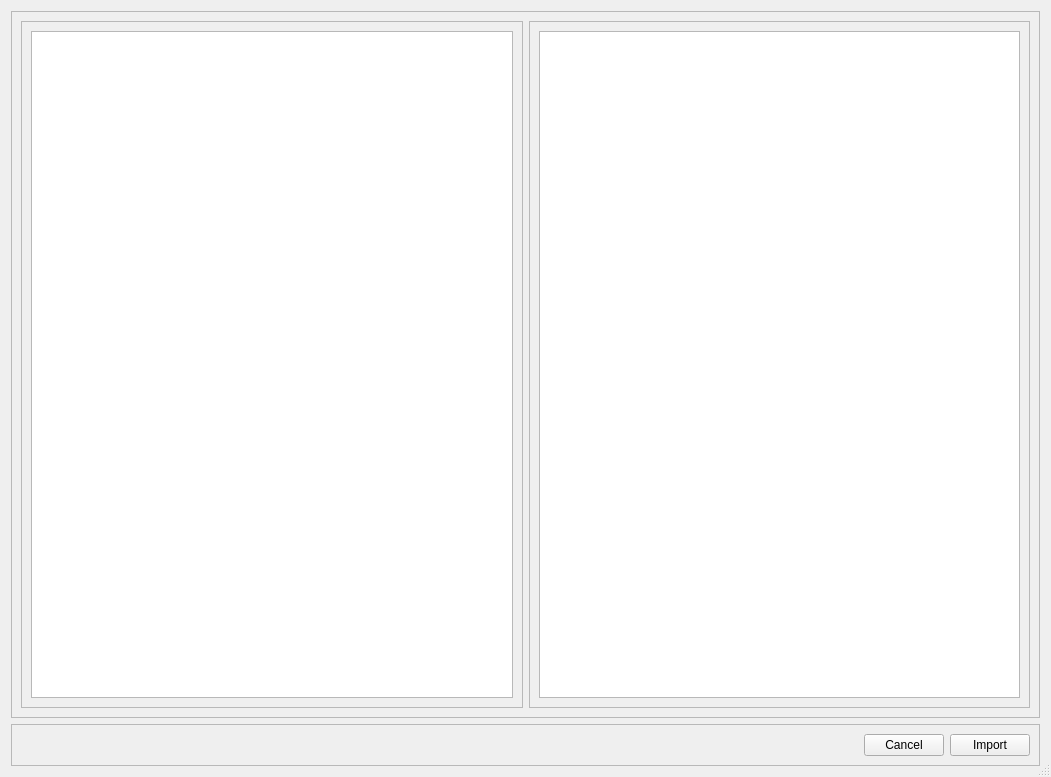
Qt form importdialog.ui (jaapgeurts/photostage) before a commit.
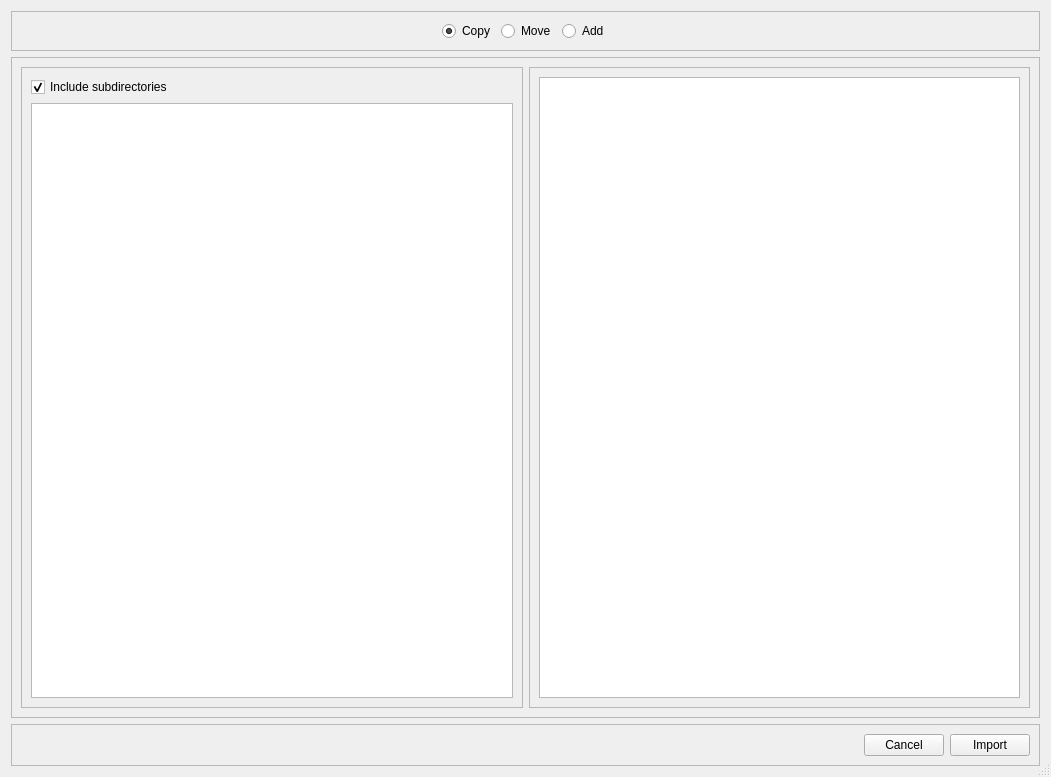
The same form after that commit.

Diff of the .ui file:
```diff
--- a/importdialog.ui
+++ b/importdialog.ui
@@ -23,6 +23,68 @@
    <bool>true</bool>
   </property>
   <layout class="QVBoxLayout" name="verticalLayout">
+   <item>
+    <widget class="QFrame" name="frame">
+     <property name="frameShape">
+      <enum>QFrame::StyledPanel</enum>
+     </property>
+     <property name="frameShadow">
+      <enum>QFrame::Raised</enum>
+     </property>
+     <layout class="QHBoxLayout" name="horizontalLayout_3">
+      <item>
+       <spacer name="horizontalSpacer_2">
+        <property name="orientation">
+         <enum>Qt::Horizontal</enum>
+        </property>
+        <property name="sizeHint" stdset="0">
+         <size>
+          <width>394</width>
+          <height>20</height>
+         </size>
+        </property>
+       </spacer>
+      </item>
+      <item>
+       <widget class="QRadioButton" name="rbCopy">
+        <property name="text">
+         <string>Copy</string>
+        </property>
+        <property name="checked">
+         <bool>true</bool>
+        </property>
+       </widget>
+      </item>
+      <item>
+       <widget class="QRadioButton" name="rbMove">
+        <property name="text">
+         <string>Move</string>
+        </property>
+       </widget>
+      </item>
+      <item>
+       <widget class="QRadioButton" name="rbAdd">
+        <property name="text">
+         <string>Add</string>
+        </property>
+       </widget>
+      </item>
+      <item>
+       <spacer name="horizontalSpacer_3">
+        <property name="orientation">
+         <enum>Qt::Horizontal</enum>
+        </property>
+        <property name="sizeHint" stdset="0">
+         <size>
+          <width>394</width>
+          <height>20</height>
+         </size>
+        </property>
+       </spacer>
+      </item>
+     </layout>
+    </widget>
+   </item>
    <item>
     <widget class="QFrame" name="frmMain">
      <property name="frameShape">
@@ -41,6 +103,16 @@
          <enum>QFrame::Raised</enum>
         </property>
         <layout class="QVBoxLayout" name="verticalLayout_2">
+         <item>
+          <widget class="QCheckBox" name="checkBox">
+           <property name="text">
+            <string>Include subdirectories</string>
+           </property>
+           <property name="checked">
+            <bool>true</bool>
+           </property>
+          </widget>
+         </item>
          <item>
           <widget class="QTreeView" name="trvwSource"/>
          </item>
```
Left out of the diff: 51 changed lines with no effect on the pictures.
